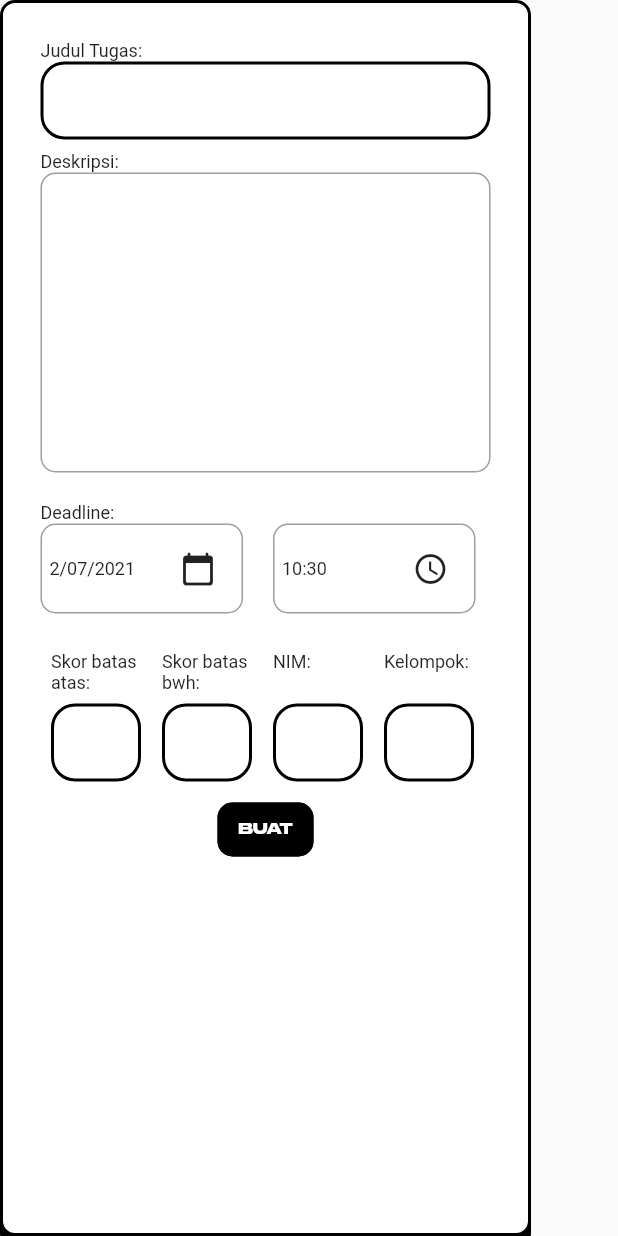
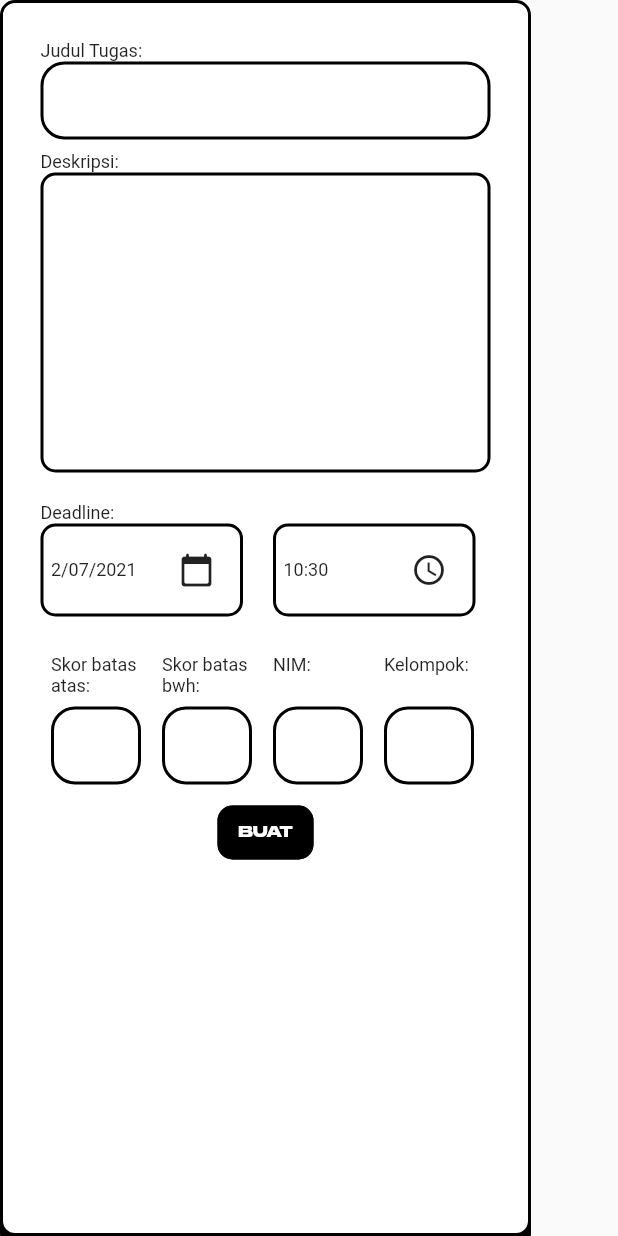
Before and after one commit to PLBU/SPARTA-Web-Dev-Frontend, a Flutter app: the CreateTugas widget shown alone on an empty page, opened directly, on a phone screen of 412 x 824 dp. Run offline on Flutter 3.47's test engine with Material 2 defaults, Android fonts, the phone set to English and light mode, and no system bars; our stand-ins replace dio, file_picker, flutter_riverpod, jwt_decoder, shared_preferences; missing offline and left inert: dart:html; accounts and stored records are empty.

Commit message:
modify border

```diff
--- a/lib/pages/upload/views/create_tugas.dart
+++ b/lib/pages/upload/views/create_tugas.dart
@@ -97,7 +97,7 @@ class _CreateTugasState extends State<CreateTugas> {
             width: respWidth,
             height: 200,
             decoration: BoxDecoration(
-              border: Border.all(color: Colors.grey),
+              border: Border.all(color: Colors.black, width: 2),
               borderRadius: BorderRadius.circular(10),
             ),
             padding: EdgeInsets.symmetric(horizontal: 10),
@@ -167,14 +167,18 @@ class _CreateTugasState extends State<CreateTugas> {
                 res = await createAssignment({
                   'name': nameTEC.text,
                   'spek': spekTEC.text,
-                  'upperScore':
-                      upperBoundTEC.text == "" ? null : int.parse(upperBoundTEC.text),
-                  'lowerScore':
-                      lowerBoundTEC.text == "" ? null : int.parse(lowerBoundTEC.text),
+                  'upperScore': upperBoundTEC.text == ""
+                      ? null
+                      : int.parse(upperBoundTEC.text),
+                  'lowerScore': lowerBoundTEC.text == ""
+                      ? null
+                      : int.parse(lowerBoundTEC.text),
                   'nim': nimTEC.text == ""
                       ? null
                       : nimTEC.text.replaceAll(" ", "").split(","),
-                  'kelompok': kelompokTEC.text == "" ? null : int.parse(kelompokTEC.text),
+                  'kelompok': kelompokTEC.text == ""
+                      ? null
+                      : int.parse(kelompokTEC.text),
                   'deadline':
                       formatDeadline(this._deadlineDate, this._deadlineTime),
                 }, widget.token);
--- a/lib/pages/upload/views/deadline_input.dart
+++ b/lib/pages/upload/views/deadline_input.dart
@@ -36,7 +36,7 @@ class DeadlineInput extends StatelessWidget {
               Container(
                 width: this.width * 0.45,
                 decoration: BoxDecoration(
-                  border: Border.all(color: Colors.grey),
+                  border: Border.all(color: Colors.black, width: 2),
                   borderRadius: BorderRadius.circular(10),
                 ),
                 padding: EdgeInsets.all(5),
@@ -61,7 +61,7 @@ class DeadlineInput extends StatelessWidget {
               Container(
                 width: this.width * 0.45,
                 decoration: BoxDecoration(
-                  border: Border.all(color: Colors.grey),
+                  border: Border.all(color: Colors.black, width: 2),
                   borderRadius: BorderRadius.circular(10),
                 ),
                 padding: EdgeInsets.all(5),
--- a/lib/pages/upload/views/deskripsi_tugas.dart
+++ b/lib/pages/upload/views/deskripsi_tugas.dart
@@ -30,7 +30,7 @@ class DeskripsiTugas extends StatelessWidget {
       width: this.width,
       height: 300,
       decoration: BoxDecoration(
-        border: Border.all(color: Colors.black),
+        border: Border.all(color: Colors.black, width: 2),
         borderRadius: BorderRadius.circular(10),
       ),
       padding: EdgeInsets.all(size),
--- a/lib/pages/upload/views/upload_button.dart
+++ b/lib/pages/upload/views/upload_button.dart
@@ -37,7 +37,7 @@ class UploadButton extends StatelessWidget {
           Expanded(
             child: Container(
               decoration: BoxDecoration(
-                border: Border.all(color: Colors.black),
+                border: Border.all(color: Colors.black, width: 2),
                 borderRadius: BorderRadius.circular(10),
               ),
               padding: EdgeInsets.all(5),
--- a/lib/pages/upload/views/upload_dropdown.dart
+++ b/lib/pages/upload/views/upload_dropdown.dart
@@ -38,7 +38,7 @@ class UploadDropdown extends StatelessWidget {
             width: (deviceType == DeviceType.mobile) ? 180 : 300,
             alignment: Alignment.centerRight,
             decoration: BoxDecoration(
-              border: Border.all(color: Colors.black),
+              border: Border.all(color: Colors.black, width: 2),
               borderRadius: BorderRadius.circular(10),
             ),
             child: this.items.length > 0
```
